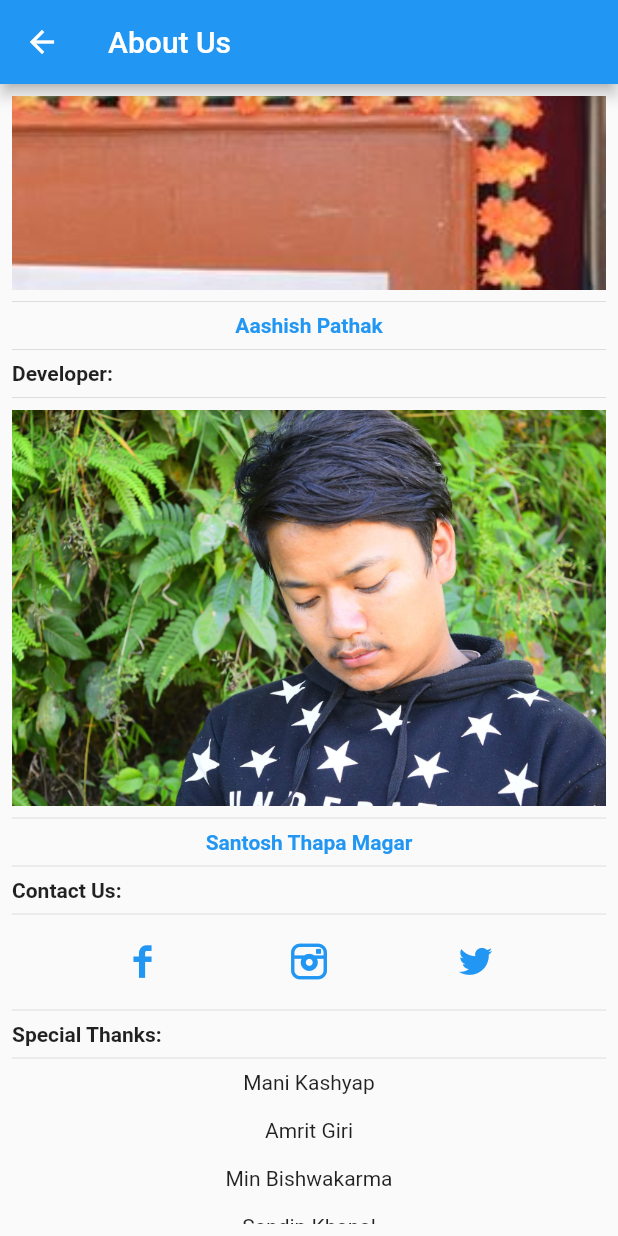
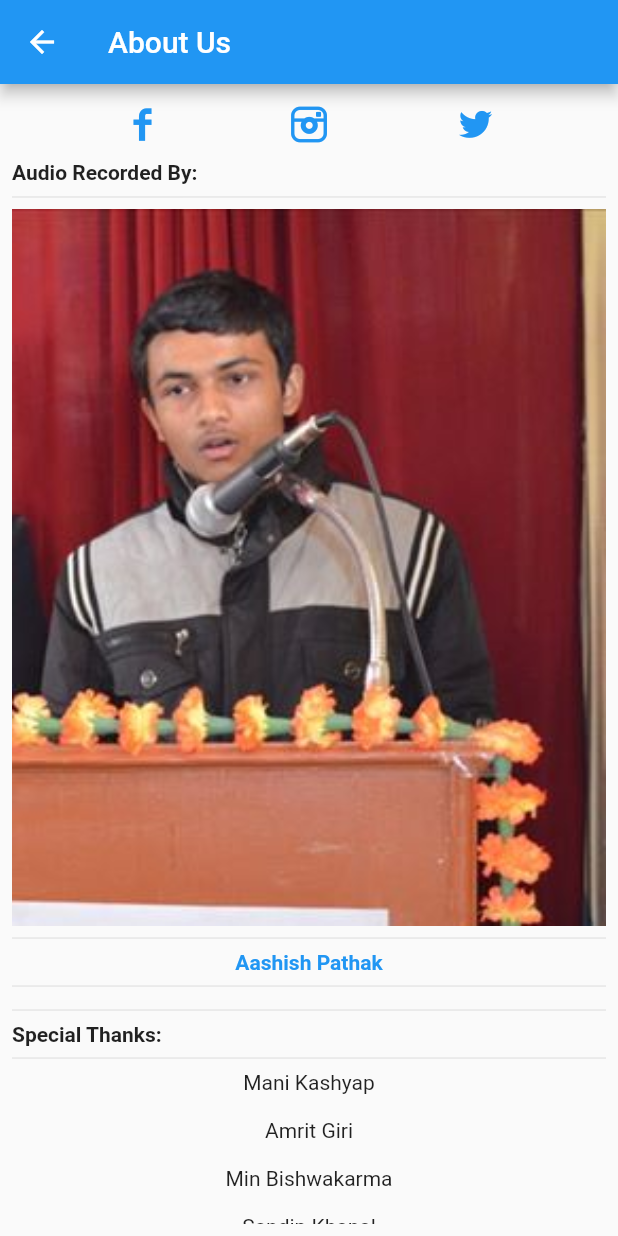
Before and after one commit to kk-boss/Geeta-master, a Flutter app: the AboutUs screen opened by its route, scrolled down 381 dp, on a phone screen of 412 x 824 dp. Run offline on Flutter 3.47's test engine with Material 2 defaults, Android fonts, the phone set to English and light mode, and no system bars; our stand-ins replace connectivity, firebase_messaging, just_audio, share, shared_preferences, sqflite; missing offline and left inert: firebase_admob; accounts and stored records are empty.

Commit message:
audio fixed

```diff
--- a/lib/main.dart
+++ b/lib/main.dart
@@ -28,7 +28,7 @@ class _MyAppState extends State<MyApp> {
   @override
   void initState() {
     super.initState();
-    _bannerAd = createBannerAd()..load();
+    _bannerAd = createBannerAd();
     _interstitialAd = InterstitialAd(
       adUnitId: interId,
       listener: (event) {
@@ -135,7 +135,9 @@ class _MyAppState extends State<MyApp> {
             '/test': (ctx) => FirebaseTest(),
           },
           builder: (context, widget) {
-            _bannerAd..show();
+            _bannerAd.load().then((value) => {
+                  if (value) {_bannerAd.show()}
+                });
             return Padding(
               padding: EdgeInsets.only(
                 bottom: _bottomPadding,
--- a/lib/providers/audio.dart
+++ b/lib/providers/audio.dart
@@ -4,13 +4,18 @@ import 'package:path_provider/path_provider.dart';
 import 'dart:io';
 
 class MyAudio with ChangeNotifier {
-  int playingverse;
-  int playingchapter;
+  MyAudio._internal();
+  static final _instance = MyAudio._internal();
+  factory MyAudio() {
+    return _instance;
+  }
+
+  int playingverse = 0;
+  int playingchapter = 0;
   Duration duration = Duration(seconds: 0);
   AudioPlaybackState audioPlaybackState = AudioPlaybackState.none;
   AudioPlayer audioPlayer = AudioPlayer();
 
-  MyAudio({this.playingverse = 0, this.playingchapter = 0});
   Future<String> getPath() async {
     return (await getApplicationDocumentsDirectory()).path;
   }
--- a/lib/screens/about-us.dart
+++ b/lib/screens/about-us.dart
@@ -16,21 +16,6 @@ class AboutUs extends StatelessWidget {
         padding: const EdgeInsets.all(8.0),
         child: ListView(
           children: <Widget>[
-            const Text(
-              'Audio Recorded By:',
-              style: TextStyle(fontWeight: FontWeight.bold),
-            ),
-            Divider(),
-            Image.asset('assets/aashish.jpg', fit: BoxFit.cover),
-            Divider(),
-            const Text(
-              'Aashish Pathak',
-              style: const TextStyle(
-                  fontWeight: FontWeight.bold, color: Colors.blue),
-              softWrap: true,
-              textAlign: TextAlign.center,
-            ),
-            Divider(),
             const Text(
               'Developer:',
               style: TextStyle(fontWeight: FontWeight.bold),
@@ -89,6 +74,21 @@ class AboutUs extends StatelessWidget {
                     }),
               ],
             ),
+            const Text(
+              'Audio Recorded By:',
+              style: TextStyle(fontWeight: FontWeight.bold),
+            ),
+            Divider(),
+            Image.asset('assets/aashish.jpg', fit: BoxFit.cover),
+            Divider(),
+            const Text(
+              'Aashish Pathak',
+              style: const TextStyle(
+                  fontWeight: FontWeight.bold, color: Colors.blue),
+              softWrap: true,
+              textAlign: TextAlign.center,
+            ),
+            Divider(),
             Divider(),
             const Text(
               'Special Thanks:',
```
Also changed, not shown: 1 other file.
